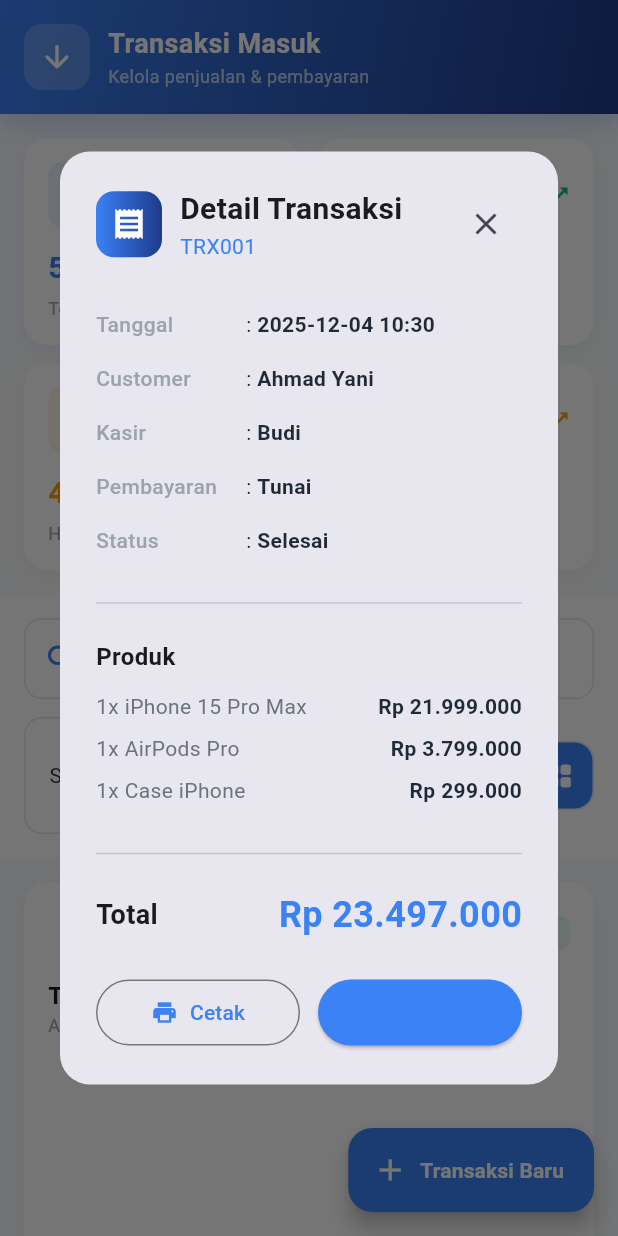
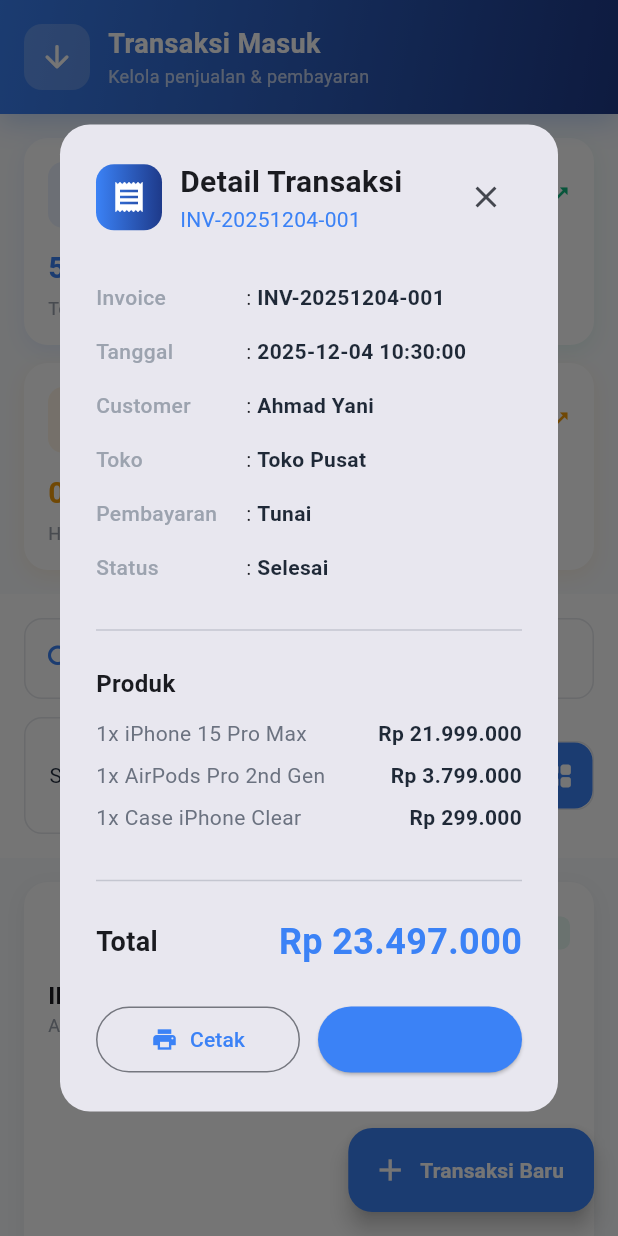
Before and after one commit to allzndd/mobile-posphone, a Flutter app: the TransaksiMasukScreen screen opened directly, after a tap on the "grid view" icon, after a tap on "Selesai", on a phone screen of 412 x 824 dp. Run offline on Flutter 3.47's test engine with Material 3 defaults, Android fonts, the phone set to English and light mode, and no system bars; our stand-ins replace fl_chart, image_picker, shared_preferences; accounts and stored records are empty; network calls fail; Roboto replaces fonts that are missing (SF Pro Display).

Commit message:
Update transaksimasuk_screen.dart

```diff
--- a/lib/transaksi/screens/transaksimasuk_screen.dart
+++ b/lib/transaksi/screens/transaksimasuk_screen.dart
@@ -32,75 +32,231 @@ class _TransaksiMasukScreenState extends State<TransaksiMasukScreen>
     'Semua',
   ];
 
-  // Sample transaction data
+  // Sample transaction data - Structure matched with web-posphone
+  // pos_transaksi table: id, owner_id, pos_toko_id, pos_pelanggan_id, pos_tukar_tambah_id,
+  // pos_supplier_id, is_transaksi_masuk (1=incoming/sales), invoice, total_harga, keterangan, status, metode_pembayaran
+  // pos_transaksi_item table: id, pos_transaksi_id, pos_produk_id, pos_service_id, quantity,
+  // harga_satuan, subtotal, diskon, garansi, garansi_expires_at, pajak
   final List<Map<String, dynamic>> _transactions = [
     {
-      'id': 'TRX001',
-      'date': '2025-12-04 10:30',
-      'customer': 'Ahmad Yani',
-      'items': 3,
-      'total': 23497000,
-      'payment': 'Tunai',
+      'id': 1,
+      'owner_id': 1,
+      'pos_toko_id': 1,
+      'pos_pelanggan_id': 1,
+      'pos_tukar_tambah_id': null,
+      'pos_supplier_id': null,
+      'is_transaksi_masuk': 1, // Incoming/Sales
+      'invoice': 'INV-20251204-001',
+      'total_harga': 23497000,
+      'keterangan': 'Pembelian paket iPhone bundle',
       'status': 'Selesai',
-      'cashier': 'Budi',
-      'products': [
-        {'name': 'iPhone 15 Pro Max', 'qty': 1, 'price': 21999000},
-        {'name': 'AirPods Pro', 'qty': 1, 'price': 3799000},
-        {'name': 'Case iPhone', 'qty': 1, 'price': 299000},
+      'metode_pembayaran': 'Tunai',
+      'created_at': '2025-12-04 10:30:00',
+      'customer_name': 'Ahmad Yani', // From relationship
+      'toko_name': 'Toko Pusat', // From relationship
+      'items': [
+        {
+          'id': 1,
+          'pos_transaksi_id': 1,
+          'pos_produk_id': 1,
+          'pos_service_id': null,
+          'quantity': 1,
+          'harga_satuan': 21999000,
+          'subtotal': 21999000,
+          'diskon': 0,
+          'garansi': 12, // months
+          'garansi_expires_at': '2026-12-04',
+          'pajak': 0,
+          'produk_nama': 'iPhone 15 Pro Max', // From relationship
+        },
+        {
+          'id': 2,
+          'pos_transaksi_id': 1,
+          'pos_produk_id': 3,
+          'pos_service_id': null,
+          'quantity': 1,
+          'harga_satuan': 3799000,
+          'subtotal': 3799000,
+          'diskon': 0,
+          'garansi': 12,
+          'garansi_expires_at': '2026-12-04',
+          'pajak': 0,
+          'produk_nama': 'AirPods Pro 2nd Gen',
+        },
+        {
+          'id': 3,
+          'pos_transaksi_id': 1,
+          'pos_produk_id': 4,
+          'pos_service_id': null,
+          'quantity': 1,
+          'harga_satuan': 299000,
+          'subtotal': 299000,
+          'diskon': 0,
+          'garansi': 0,
+          'garansi_expires_at': null,
+          'pajak': 0,
+          'produk_nama': 'Case iPhone Clear',
+        },
       ],
     },
     {
-      'id': 'TRX002',
-      'date': '2025-12-04 11:15',
-      'customer': 'Siti Nurhaliza',
-      'items': 2,
-      'total': 20498000,
-      'payment': 'QRIS',
+      'id': 2,
+      'owner_id': 1,
+      'pos_toko_id': 1,
+      'pos_pelanggan_id': 2,
+      'pos_tukar_tambah_id': null,
+      'pos_supplier_id': null,
+      'is_transaksi_masuk': 1,
+      'invoice': 'INV-20251204-002',
+      'total_harga': 20498000,
+      'keterangan': null,
       'status': 'Selesai',
-      'cashier': 'Andi',
-      'products': [
-        {'name': 'Samsung S24 Ultra', 'qty': 1, 'price': 19999000},
-        {'name': 'Fast Charger 65W', 'qty': 1, 'price': 499000},
+      'metode_pembayaran': 'QRIS',
+      'created_at': '2025-12-04 11:15:00',
+      'customer_name': 'Siti Nurhaliza',
+      'toko_name': 'Toko Pusat',
+      'items': [
+        {
+          'id': 4,
+          'pos_transaksi_id': 2,
+          'pos_produk_id': 2,
+          'pos_service_id': null,
+          'quantity': 1,
+          'harga_satuan': 19999000,
+          'subtotal': 19999000,
+          'diskon': 0,
+          'garansi': 12,
+          'garansi_expires_at': '2026-12-04',
+          'pajak': 0,
+          'produk_nama': 'Samsung Galaxy S24 Ultra',
+        },
+        {
+          'id': 5,
+          'pos_transaksi_id': 2,
+          'pos_produk_id': 5,
+          'pos_service_id': null,
+          'quantity': 1,
+          'harga_satuan': 499000,
+          'subtotal': 499000,
+          'diskon': 0,
+          'garansi': 6,
+          'garansi_expires_at': '2026-06-04',
+          'pajak': 0,
+          'produk_nama': 'Fast Charger 65W',
+        },
       ],
     },
     {
-      'id': 'TRX003',
-      'date': '2025-12-04 12:00',
-      'customer': 'Budi Santoso',
-      'items': 1,
-      'total': 3799000,
-      'payment': 'Debit',
+      'id': 3,
+      'owner_id': 1,
+      'pos_toko_id': 1,
+      'pos_pelanggan_id': 3,
+      'pos_tukar_tambah_id': null,
+      'pos_supplier_id': null,
+      'is_transaksi_masuk': 1,
+      'invoice': 'INV-20251204-003',
+      'total_harga': 3799000,
+      'keterangan': 'Menunggu pembayaran',
       'status': 'Pending',
-      'cashier': 'Budi',
-      'products': [
-        {'name': 'AirPods Pro 2nd Gen', 'qty': 1, 'price': 3799000},
+      'metode_pembayaran': 'Debit',
+      'created_at': '2025-12-04 12:00:00',
+      'customer_name': 'Budi Santoso',
+      'toko_name': 'Toko Pusat',
+      'items': [
+        {
+          'id': 6,
+          'pos_transaksi_id': 3,
+          'pos_produk_id': 3,
+          'pos_service_id': null,
+          'quantity': 1,
+          'harga_satuan': 3799000,
+          'subtotal': 3799000,
+          'diskon': 0,
+          'garansi': 12,
+          'garansi_expires_at': '2026-12-04',
+          'pajak': 0,
+          'produk_nama': 'AirPods Pro 2nd Gen',
+        },
       ],
     },
     {
-      'id': 'TRX004',
-      'date': '2025-12-04 13:45',
-      'customer': 'Dewi Lestari',
-      'items': 4,
-      'total': 1496000,
-      'payment': 'E-Wallet',
+      'id': 4,
+      'owner_id': 1,
+      'pos_toko_id': 1,
+      'pos_pelanggan_id': 4,
+      'pos_tukar_tambah_id': null,
+      'pos_supplier_id': null,
+      'is_transaksi_masuk': 1,
+      'invoice': 'INV-20251204-004',
+      'total_harga': 1496000,
+      'keterangan': null,
       'status': 'Selesai',
-      'cashier': 'Andi',
-      'products': [
-        {'name': 'Case iPhone Clear', 'qty': 2, 'price': 299000},
-        {'name': 'Screen Protector', 'qty': 2, 'price': 149000},
+      'metode_pembayaran': 'E-Wallet',
+      'created_at': '2025-12-04 13:45:00',
+      'customer_name': 'Dewi Lestari',
+      'toko_name': 'Toko Pusat',
+      'items': [
+        {
+          'id': 7,
+          'pos_transaksi_id': 4,
+          'pos_produk_id': 4,
+          'pos_service_id': null,
+          'quantity': 2,
+          'harga_satuan': 299000,
+          'subtotal': 598000,
+          'diskon': 0,
+          'garansi': 0,
+          'garansi_expires_at': null,
+          'pajak': 0,
+          'produk_nama': 'Case iPhone Clear',
+        },
+        {
+          'id': 8,
+          'pos_transaksi_id': 4,
+          'pos_produk_id': 6,
+          'pos_service_id': null,
+          'quantity': 6,
+          'harga_satuan': 149000,
+          'subtotal': 894000,
+          'diskon': 0,
+          'garansi': 0,
+          'garansi_expires_at': null,
+          'pajak': 4000,
+          'produk_nama': 'Screen Protector Premium',
+        },
       ],
     },
     {
-      'id': 'TRX005',
-      'date': '2025-12-03 15:20',
-      'customer': 'Rizki Ramadhan',
-      'items': 1,
-      'total': 21999000,
-      'payment': 'Tunai',
+      'id': 5,
+      'owner_id': 1,
+      'pos_toko_id': 1,
+      'pos_pelanggan_id': 5,
+      'pos_tukar_tambah_id': null,
+      'pos_supplier_id': null,
+      'is_transaksi_masuk': 1,
+      'invoice': 'INV-20251203-005',
+      'total_harga': 21999000,
+      'keterangan': 'Dibatalkan karena stok habis',
       'status': 'Dibatalkan',
-      'cashier': 'Budi',
-      'products': [
-        {'name': 'iPhone 15 Pro Max', 'qty': 1, 'price': 21999000},
+      'metode_pembayaran': 'Tunai',
+      'created_at': '2025-12-03 15:20:00',
+      'customer_name': 'Rizki Ramadhan',
+      'toko_name': 'Toko Pusat',
+      'items': [
+        {
+          'id': 9,
+          'pos_transaksi_id': 5,
+          'pos_produk_id': 1,
+          'pos_service_id': null,
+          'quantity': 1,
+          'harga_satuan': 21999000,
+          'subtotal': 21999000,
+          'diskon': 0,
+          'garansi': 12,
+          'garansi_expires_at': '2026-12-03',
+          'pajak': 0,
+          'produk_nama': 'iPhone 15 Pro Max',
+        },
       ],
     },
   ];
@@ -120,10 +276,10 @@ class _TransaksiMasukScreenState extends State<TransaksiMasukScreen>
   List<Map<String, dynamic>> get _filteredTransactions {
     return _transactions.where((trx) {
       final matchesSearch =
-          trx['customer'].toString().toLowerCase().contains(
+          (trx['customer_name']?.toString().toLowerCase() ?? '').contains(
             _searchQuery.toLowerCase(),
           ) ||
-          trx['id'].toString().toLowerCase().contains(
+          (trx['invoice']?.toString().toLowerCase() ?? '').contains(
             _searchQuery.toLowerCase(),
           );
       final matchesStatus =
@@ -262,7 +418,7 @@ class _TransaksiMasukScreenState extends State<TransaksiMasukScreen>
     final totalTransaksi = _transactions.length;
     final totalPendapatan = _transactions
         .where((t) => t['status'] == 'Selesai')
-        .fold<int>(0, (sum, t) => sum + (t['total'] as int));
+        .fold<int>(0, (sum, t) => sum + (t['total_harga'] as int));
     final transaksiHariIni =
         _transactions
             .where((t) => t['date'].toString().startsWith('2025-12-04'))
@@ -715,14 +871,14 @@ class _TransaksiMasukScreenState extends State<TransaksiMasukScreen>
                               crossAxisAlignment: CrossAxisAlignment.start,
                               children: [
                                 Text(
-                                  trx['id'],
+                                  trx['invoice'] ?? 'INV-${trx['id']}',
                                   style: const TextStyle(
                                     fontWeight: FontWeight.bold,
                                     fontSize: 16,
                                   ),
                                 ),
                                 Text(
-                                  trx['date'],
+                                  trx['created_at'] ?? '-',
                                   style: TextStyle(
                                     fontSize: 12,
                                     color: themeProvider.textTertiary,
@@ -763,14 +919,14 @@ class _TransaksiMasukScreenState extends State<TransaksiMasukScreen>
                       child: _buildInfoItem(
                         Icons.person,
                         'Customer',
-                        trx['customer'],
+                        trx['customer_name'] ?? '-',
                       ),
                     ),
                     Expanded(
                       child: _buildInfoItem(
                         Icons.shopping_bag_outlined,
                         'Items',
-                        '${trx['items']} produk',
+                        '${trx['items']?.length ?? 0} produk',
                       ),
                     ),
                   ],
@@ -782,14 +938,14 @@ class _TransaksiMasukScreenState extends State<TransaksiMasukScreen>
                       child: _buildInfoItem(
                         Icons.payment,
                         'Pembayaran',
-                        trx['payment'],
+                        trx['metode_pembayaran'] ?? '-',
                       ),
                     ),
                     Expanded(
                       child: _buildInfoItem(
-                        Icons.person_outline,
-                        'Kasir',
-                        trx['cashier'],
+                        Icons.store,
+                        'Toko',
+                        trx['toko_name'] ?? '-',
                       ),
                     ),
                   ],
@@ -808,7 +964,7 @@ class _TransaksiMasukScreenState extends State<TransaksiMasukScreen>
                       ),
                     ),
                     Text(
-                      'Rp ${_formatPrice(trx['total'])}',
+                      'Rp ${_formatPrice(trx['total_harga'])}',
                       style: TextStyle(
                         fontSize: 20,
                         fontWeight: FontWeight.bold,
@@ -888,14 +1044,14 @@ class _TransaksiMasukScreenState extends State<TransaksiMasukScreen>
                 ),
                 const SizedBox(height: 12),
                 Text(
-                  trx['id'],
+                  trx['invoice'],
                   style: const TextStyle(
                     fontWeight: FontWeight.bold,
                     fontSize: 16,
                   ),
                 ),
                 Text(
-                  trx['customer'],
+                  trx['customer_name'],
                   style: TextStyle(
                     fontSize: 12,
                     color: themeProvider.textTertiary,
@@ -905,7 +1061,7 @@ class _TransaksiMasukScreenState extends State<TransaksiMasukScreen>
                 ),
                 const Spacer(),
                 Text(
-                  '${trx['items']} produk • ${trx['payment']}',
+                  '${trx['items'].length} produk • ${trx['metode_pembayaran']}',
                   style: TextStyle(
                     fontSize: 11,
                     color: themeProvider.textSecondary,
@@ -916,7 +1072,7 @@ class _TransaksiMasukScreenState extends State<TransaksiMasukScreen>
                   fit: BoxFit.scaleDown,
                   alignment: Alignment.centerLeft,
                   child: Text(
-                    'Rp ${_formatPrice(trx['total'])}',
+                    'Rp ${_formatPrice(trx['total_harga'])}',
                     style: TextStyle(
                       fontSize: 18,
                       fontWeight: FontWeight.bold,
@@ -1048,10 +1204,11 @@ class _TransaksiMasukScreenState extends State<TransaksiMasukScreen>
                                 ),
                               ),
                               Text(
-                                trx['id'],
+                                trx['invoice'],
                                 style: TextStyle(
                                   fontSize: 14,
-                                  color: context.read<ThemeProvider>().primaryMain,
+                                  color:
+                                      context.read<ThemeProvider>().primaryMain,
                                 ),
                               ),
                             ],
@@ -1064,10 +1221,11 @@ class _TransaksiMasukScreenState extends State<TransaksiMasukScreen>
                       ],
                     ),
                     const SizedBox(height: 24),
-                    _buildDetailRow('Tanggal', trx['date']),
-                    _buildDetailRow('Customer', trx['customer']),
-                    _buildDetailRow('Kasir', trx['cashier']),
-                    _buildDetailRow('Pembayaran', trx['payment']),
+                    _buildDetailRow('Invoice', trx['invoice']),
+                    _buildDetailRow('Tanggal', trx['created_at']),
+                    _buildDetailRow('Customer', trx['customer_name']),
+                    _buildDetailRow('Toko', trx['toko_name']),
+                    _buildDetailRow('Pembayaran', trx['metode_pembayaran']),
                     _buildDetailRow('Status', trx['status']),
                     const SizedBox(height: 16),
                     const Divider(),
@@ -1080,24 +1238,28 @@ class _TransaksiMasukScreenState extends State<TransaksiMasukScreen>
                       ),
                     ),
                     const SizedBox(height: 12),
-                    ...(trx['products'] as List).map((product) {
+                    ...(trx['items'] as List).map((item) {
                       return Padding(
                         padding: const EdgeInsets.only(bottom: 8),
                         child: Row(
                           children: [
                             Expanded(
                               child: Text(
-                                '${product['qty']}x ${product['name']}',
+                                '${item['quantity']}x ${item['produk_nama']}',
                                 style: TextStyle(
-                                  color: context.read<ThemeProvider>().textSecondary,
+                                  color:
+                                      context
+                                          .read<ThemeProvider>()
+                                          .textSecondary,
                                 ),
                               ),
                             ),
                             Text(
-                              'Rp ${_formatPrice(product['price'] * product['qty'])}',
+                              'Rp ${_formatPrice(item['subtotal'])}',
                               style: TextStyle(
                                 fontWeight: FontWeight.w600,
-                                color: context.read<ThemeProvider>().textPrimary,
+                                color:
+                                    context.read<ThemeProvider>().textPrimary,
                               ),
                             ),
                           ],
@@ -1118,7 +1280,7 @@ class _TransaksiMasukScreenState extends State<TransaksiMasukScreen>
                           ),
                         ),
                         Text(
-                          'Rp ${_formatPrice(trx['total'])}',
+                          'Rp ${_formatPrice(trx['total_harga'])}',
                           style: TextStyle(
                             fontSize: 24,
                             fontWeight: FontWeight.bold,
```
